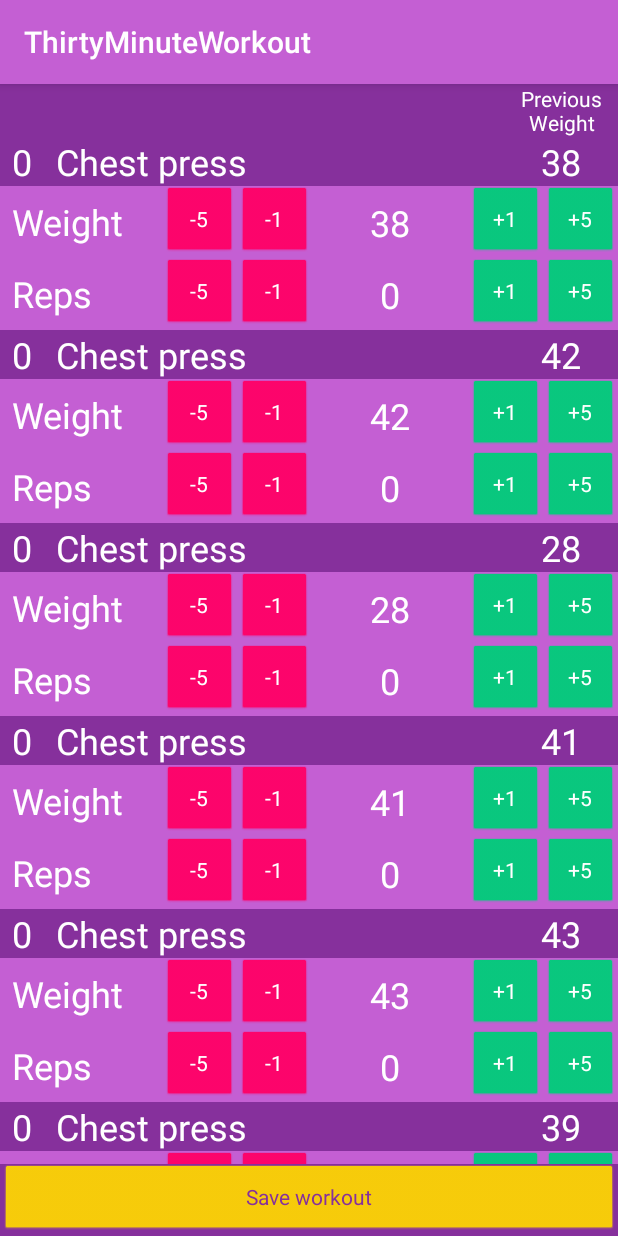
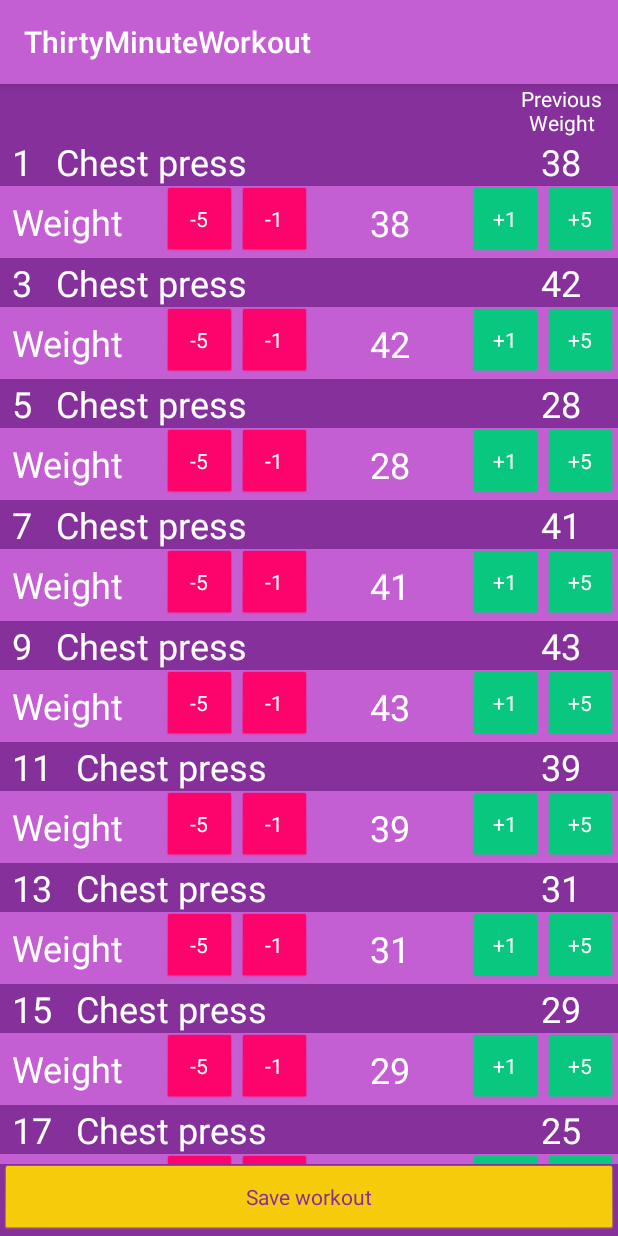
Before and after one commit to MatthewTimmons/ThirtyMinuteWorkout, an Android app: the PerformWorkoutActivity screen opened directly, with no data from a screen before it, on a phone screen of 412 x 824 dp. Run offline under Robolectric (Android 15) with nearby library versions, the phone set to English and light mode, and no system bars; our stand-ins replace Room's generated code.

Commit message:
Incorporates ViewModel and pulls mock data from there. Begins setting up Room database and configuring models to be used with Room.

```diff
--- a/app/build.gradle
+++ b/app/build.gradle
@@ -29,6 +29,7 @@ dependencies {
     implementation 'com.android.support.constraint:constraint-layout:1.1.3'
     implementation "com.android.support:recyclerview-v7:28.0.0"
     implementation 'android.arch.persistence.room:runtime:1.1.1'
+    implementation"android.arch.lifecycle:extensions:1.1.1"
     annotationProcessor "android.arch.persistence.room:compiler:1.1.1"
     testImplementation 'junit:junit:4.12'
     androidTestImplementation 'com.android.support.test:runner:1.0.2'
--- /dev/null
+++ b/app/src/main/java/thirtyminuteworkout/generoussoftware/com/thirtyminuteworkout/WorkoutViewModel.kt
@@ -0,0 +1,24 @@
+package thirtyminuteworkout.generoussoftware.com.thirtyminuteworkout
+
+import android.arch.lifecycle.ViewModel
+import thirtyminuteworkout.generoussoftware.com.thirtyminuteworkout.models.Exercise
+import thirtyminuteworkout.generoussoftware.com.thirtyminuteworkout.models.ThirtyMinuteWorkout
+
+class WorkoutViewModel: ViewModel() {
+
+    // TODO Replace temporary mock call with retrieval from Room database
+    var thirtyMinuteWorkout = ThirtyMinuteWorkout()
+
+    init {
+
+        // TODO Replace temporary mock data with actual data
+        // Set each exercise to a random number of weight between 20 and 45
+        val exercises = thirtyMinuteWorkout.exerciseList
+        exercises.forEach {
+            it.numberOfReps = (6 + (Math.random() * 5).toInt());
+            it.weight = (20 + (((Math.random() * 5))) * 5).toInt();
+        }
+
+        thirtyMinuteWorkout.exerciseList = exercises
+    }
+}
--- a/app/src/main/java/thirtyminuteworkout/generoussoftware/com/thirtyminuteworkout/activities/PerformWorkoutActivity.kt
+++ b/app/src/main/java/thirtyminuteworkout/generoussoftware/com/thirtyminuteworkout/activities/PerformWorkoutActivity.kt
@@ -1,39 +1,31 @@
 package thirtyminuteworkout.generoussoftware.com.thirtyminuteworkout.activities
 
+import android.arch.lifecycle.ViewModelProvider
+import android.arch.lifecycle.ViewModelProviders
 import android.os.Bundle
 import android.support.v7.app.AppCompatActivity
-import android.support.v7.widget.LinearLayoutManager
 import android.support.v7.widget.RecyclerView
 import android.view.View
 import android.widget.TextView
 import thirtyminuteworkout.generoussoftware.com.thirtyminuteworkout.R
+import thirtyminuteworkout.generoussoftware.com.thirtyminuteworkout.WorkoutViewModel
 import thirtyminuteworkout.generoussoftware.com.thirtyminuteworkout.adapters.ExercisesRecyclerViewAdapter
-import thirtyminuteworkout.generoussoftware.com.thirtyminuteworkout.adapters.ExercisesRecyclerViewAdapter.Companion.THIRTY_MINUTE_WORKOUT_FLAG
 import thirtyminuteworkout.generoussoftware.com.thirtyminuteworkout.models.Exercise
 import thirtyminuteworkout.generoussoftware.com.thirtyminuteworkout.models.ThirtyMinuteWorkout
 
-class PerformWorkoutActivity: AppCompatActivity() {
+class PerformWorkoutActivity : AppCompatActivity() {
     lateinit var columnPreviousWeight: TextView
-    lateinit var columnPreviousReps:TextView
+    lateinit var columnPreviousReps: TextView
     lateinit var recyclerView: RecyclerView
 
     override fun onCreate(savedInstanceState: Bundle?) {
         super.onCreate(savedInstanceState)
         setContentView(R.layout.activity_perform_workout)
 
-        // TODO Replace temporary mock call with retrieval from viewmodel
         // Create instance of 30 minute workout
-        val thirtyMinuteWorkout = ThirtyMinuteWorkout()
+        var viewModel = ViewModelProviders.of(this).get(WorkoutViewModel::class.java)
+        val thirtyMinuteWorkout = viewModel.thirtyMinuteWorkout
 
-        // TODO Replace temporary mock data with actual data
-        // Set each exercise to a random number of weight between 20 and 45
-        val exercises = thirtyMinuteWorkout.exerciseList
-        val results = ArrayList<Exercise>()
-        exercises.forEach {
-            it.numberOfReps = (6 + (Math.random() * 5).toInt());
-            it.weight = (20 + (((Math.random() * 5))) * 5).toInt();
-            results.add(it);
-        }
 
         // Set views
         columnPreviousWeight = findViewById(R.id.column_title_highest_weight);
@@ -41,10 +33,9 @@ class PerformWorkoutActivity: AppCompatActivity() {
         recyclerView = findViewById(R.id.exercies_recycler_view);
 
         // Set view properties
-        thirtyMinuteWorkout.exerciseList = exercises
         columnPreviousReps.visibility = View.GONE
 
-        val adapter = ExercisesRecyclerViewAdapter(results, THIRTY_MINUTE_WORKOUT_FLAG);
+        val adapter = ExercisesRecyclerViewAdapter(thirtyMinuteWorkout.exerciseList)
         recyclerView.adapter = adapter
     }
 }
--- a/app/src/main/java/thirtyminuteworkout/generoussoftware/com/thirtyminuteworkout/adapters/ExercisesRecyclerViewAdapter.kt
+++ b/app/src/main/java/thirtyminuteworkout/generoussoftware/com/thirtyminuteworkout/adapters/ExercisesRecyclerViewAdapter.kt
@@ -1,25 +1,18 @@
 package thirtyminuteworkout.generoussoftware.com.thirtyminuteworkout.adapters
 
-import android.support.annotation.NonNull
-import android.support.constraint.ConstraintLayout
 import android.support.v7.widget.RecyclerView
 import android.view.LayoutInflater
 import android.view.View
 import android.view.ViewGroup
-import android.widget.Button
-import android.widget.TextView
 import kotlinx.android.synthetic.main.activity_perform_workout.view.*
 import kotlinx.android.synthetic.main.item_exercise.view.*
 import thirtyminuteworkout.generoussoftware.com.thirtyminuteworkout.R
 import thirtyminuteworkout.generoussoftware.com.thirtyminuteworkout.models.Exercise
 
-class ExercisesRecyclerViewAdapter(var exercises:List<Exercise>, var workoutTypeFlag:String):
+val buttonValues = arrayOf(-5, -1, 1, 5)
+
+class ExercisesRecyclerViewAdapter(var exercises:List<Exercise>, val customWorkoutFlag:Boolean = false):
         RecyclerView.Adapter<ExercisesRecyclerViewAdapter.ExerciseViewHolder>() {
-
-    companion object {
-        val THIRTY_MINUTE_WORKOUT_FLAG = "THIRTY_MINUTE_WORKOUT_FLAG"
-        val CUSTOM_WORKOUT_FLAG  = "CUSTOM_WORKOUT_FLAG"
-    }
 
     override fun onCreateViewHolder(viewGroup: ViewGroup, parent: Int): ExerciseViewHolder {
         val view = LayoutInflater.from(viewGroup.context).inflate(R.layout.item_exercise, viewGroup, false)
@@ -39,30 +32,48 @@ class ExercisesRecyclerViewAdapter(var exercises:List<Exercise>, var workoutType
         exerciseViewHolder.machineNumberTextView.text = currentExercise.machineNumber.toString()
         exerciseViewHolder.machineNameTextView.text = currentExercise.name
 
-        //TODO Set weight views
+        // Set weight views
         exerciseViewHolder.lastWeightTextView.text = currentExercise.weight.toString()
         exerciseViewHolder.currentWeightTextView.text = currentExercise.weight.toString()
 
-        // TODO Set workout-specific views
-        if (workoutTypeFlag == CUSTOM_WORKOUT_FLAG) {
+        if (customWorkoutFlag) {
+            // TODO Set number of reps views
 
-//            setNumberOfRepsViews(exerciseViewHolder, currentExercise);
-        } else if (workoutTypeFlag == THIRTY_MINUTE_WORKOUT_FLAG) {
+        } else {
             exerciseViewHolder.lastRepsTextView.visibility = View.GONE
-//            setRepsToInvisible(exerciseViewHolder, currentExercise);
+            exerciseViewHolder.repsLinearLayout.visibility = View.GONE
+
+        }
+
+        // Set click listeners
+        for (i in 0..3) {
+            exerciseViewHolder.poundButtons.get(i).setOnClickListener {
+                val newWeightValue = currentExercise.weight + buttonValues.get(i)
+                currentExercise.weight = if (newWeightValue >= 0) newWeightValue else 0
+
+                // TODO Update UI through attaching the viewmodel instead of manually calling the update.
+                exerciseViewHolder.currentWeightTextView.text = currentExercise.weight.toString()
+            }
+
+            if (customWorkoutFlag) {
+                exerciseViewHolder.repsbuttons.get(i).setOnClickListener {
+                    val newRepsValue = currentExercise.numberOfReps + buttonValues.get(i)
+                    currentExercise.numberOfReps = if (newRepsValue >= 0) newRepsValue else 0
+
+                    // TODO Update UI through attaching the viewmodel instead of manually calling the update.
+                    exerciseViewHolder.currentRepsTextView.text = currentExercise.numberOfReps.toString()
+                }
+            }
         }
     }
 
-
-
-    class ExerciseViewHolder(itemView: View): RecyclerView.ViewHolder(itemView) {
+    inner class ExerciseViewHolder(itemView: View): RecyclerView.ViewHolder(itemView) {
         var machineNumberTextView = itemView.machine_number_text_view
         var machineNameTextView = itemView.machine_name_text_view
         var lastWeightTextView = itemView.last_weight_text_view
         var lastRepsTextView = itemView.last_number_of_reps_text_view
         var currentWeightTextView = itemView.current_weight_text_view
         var currentRepsTextView = itemView.current_reps_text_view
-        var columnTitleHighestReps = itemView.column_title_highest_reps
         var subtractFivePoundsButton = itemView.subtract_five_pounds
         var subtractOnePoundButton = itemView.subtract_one_pound
         var addFivePoundsButton = itemView.add_five_pounds
@@ -72,5 +83,8 @@ class ExercisesRecyclerViewAdapter(var exercises:List<Exercise>, var workoutType
         var addOneRepButton = itemView.add_one_rep
         var addFiveRepsButton = itemView.add_five_reps
         var repsLinearLayout = itemView.current_reps_constraint_layout
+
+        val poundButtons = arrayOf(subtractFivePoundsButton, subtractOnePoundButton, addOnePoundButton, addFivePoundsButton)
+        val repsbuttons = arrayOf(subtractFiveRepsButton, subtractOneRepButton, addOneRepButton, addFiveRepsButton)
     }
 }
--- a/app/src/main/java/thirtyminuteworkout/generoussoftware/com/thirtyminuteworkout/models/Exercise.kt
+++ b/app/src/main/java/thirtyminuteworkout/generoussoftware/com/thirtyminuteworkout/models/Exercise.kt
@@ -1,10 +1,15 @@
 package thirtyminuteworkout.generoussoftware.com.thirtyminuteworkout.models
 
-class Exercise(
+import android.arch.persistence.room.Entity
+import android.arch.persistence.room.PrimaryKey
+
+@Entity
+data class Exercise(
         var name: String,
-        var weight: Int? = 0,
-        var numberOfReps: Int? = 0,
-        var numberOfSets: Int? = 0,
-        var machineNumber: Int? = 0) {
+        var weight: Int = 0,
+        var numberOfReps: Int = 0,
+        var numberOfSets: Int = 0,
+        var machineNumber: Int = 0) {
 
+    @PrimaryKey(autoGenerate = true) val id: Int? = null
 }
--- a/app/src/main/java/thirtyminuteworkout/generoussoftware/com/thirtyminuteworkout/models/ThirtyMinuteExercise.kt
+++ b/app/src/main/java/thirtyminuteworkout/generoussoftware/com/thirtyminuteworkout/models/ThirtyMinuteExercise.kt
@@ -1,26 +1,30 @@
 package thirtyminuteworkout.generoussoftware.com.thirtyminuteworkout.models
 
+import android.arch.persistence.room.Entity
+import android.arch.persistence.room.PrimaryKey
 import java.util.ArrayList
 
-class ThirtyMinuteWorkout : Workout() {
+@Entity
+class ThirtyMinuteWorkout : Workout("Thirty Minute Workout") {
+
+    @PrimaryKey(autoGenerate = true) var id: Int? = null
 
     init {
-        name = "Thirty Minute Workout"
         exerciseList = getDefaultExercises()
     }
 
     fun getDefaultExercises(): ArrayList<Exercise> {
         val allDefaultExercises = ArrayList<Exercise>()
-        allDefaultExercises.add(Exercise("Chest press", 1))
-        allDefaultExercises.add(Exercise("Chest press", 3))
-        allDefaultExercises.add(Exercise("Chest press", 5))
-        allDefaultExercises.add(Exercise("Chest press", 7))
-        allDefaultExercises.add(Exercise("Chest press", 9))
-        allDefaultExercises.add(Exercise("Chest press", 11))
-        allDefaultExercises.add(Exercise("Chest press", 13))
-        allDefaultExercises.add(Exercise("Chest press", 15))
-        allDefaultExercises.add(Exercise("Chest press", 17))
-        allDefaultExercises.add(Exercise("Chest press", 19))
+        allDefaultExercises.add(Exercise(name = "Chest press", machineNumber = 1))
+        allDefaultExercises.add(Exercise(name = "Chest press", machineNumber = 3))
+        allDefaultExercises.add(Exercise(name = "Chest press", machineNumber = 5))
+        allDefaultExercises.add(Exercise(name = "Chest press", machineNumber = 7))
+        allDefaultExercises.add(Exercise(name = "Chest press", machineNumber = 9))
+        allDefaultExercises.add(Exercise(name = "Chest press", machineNumber = 11))
+        allDefaultExercises.add(Exercise(name = "Chest press", machineNumber = 13))
+        allDefaultExercises.add(Exercise(name = "Chest press", machineNumber = 15))
+        allDefaultExercises.add(Exercise(name = "Chest press", machineNumber = 17))
+        allDefaultExercises.add(Exercise(name = "Chest press", machineNumber = 19))
         return allDefaultExercises
     }
 }
--- a/app/src/main/java/thirtyminuteworkout/generoussoftware/com/thirtyminuteworkout/models/Workout.kt
+++ b/app/src/main/java/thirtyminuteworkout/generoussoftware/com/thirtyminuteworkout/models/Workout.kt
@@ -1,7 +1,11 @@
 package thirtyminuteworkout.generoussoftware.com.thirtyminuteworkout.models
 
+import android.arch.persistence.room.Entity
+import android.arch.persistence.room.PrimaryKey
+
+@Entity
 open class Workout(
-        var name: String? = null,
+        @PrimaryKey var name: String,
         var exerciseList: ArrayList<Exercise> = ArrayList()) {
 
 }
```
Also changed, not shown: app/src/main/java/thirtyminuteworkout/generoussoftware/com/thirtyminuteworkout/Room/AppDatabase.kt (added, +34 -0 lines), app/src/main/java/thirtyminuteworkout/generoussoftware/com/thirtyminuteworkout/Room/WorkoutDao.kt (added, +29 -0 lines).
